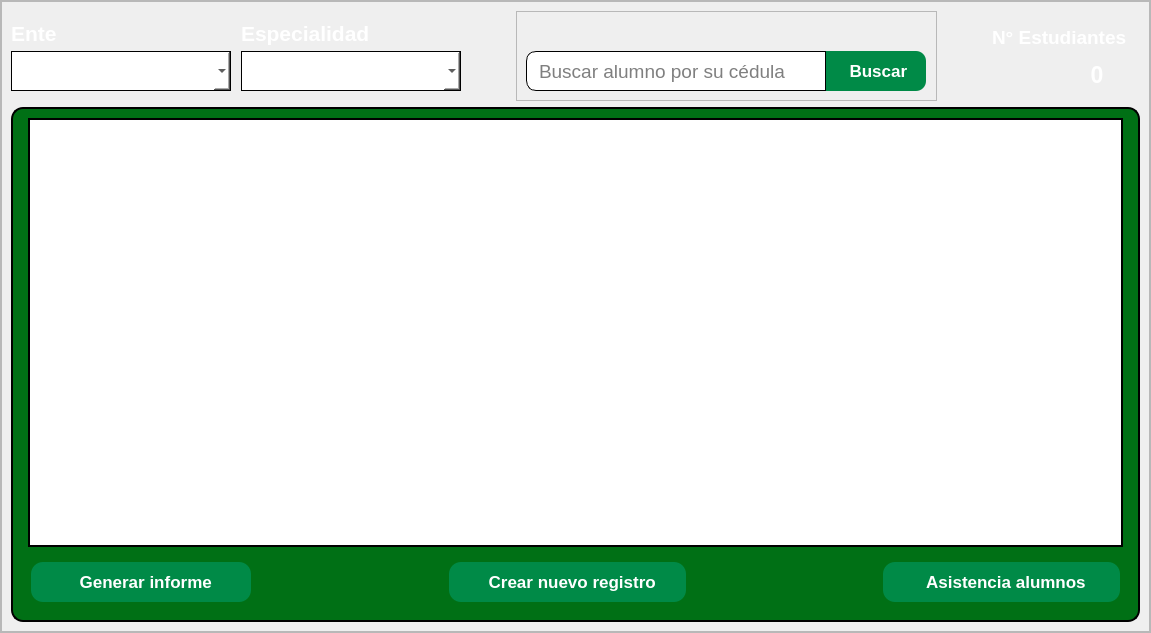
Old version of the form recursos_graficos_y_logicos/elementos_graficos_ui/pantalla_de_vista_general_de_alumnos.ui in the repository Enmanuel-86/TELA-APP.
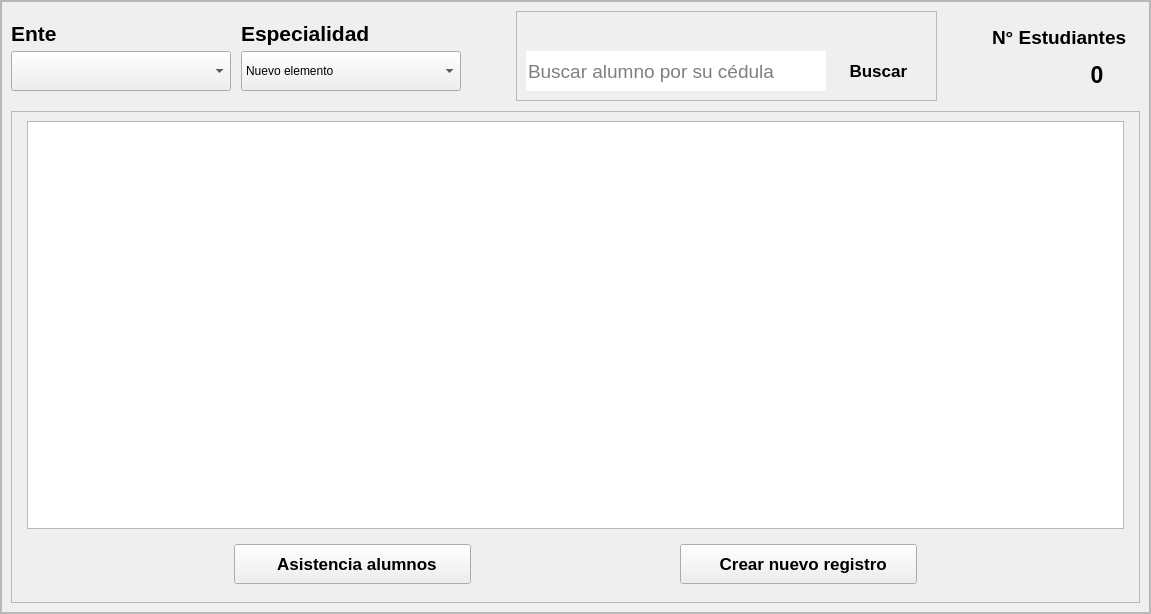
New version of the form. Icons and pictures are not drawn.

Commit message: Pantalla preparadas para tomar los estilos

Patch:
```diff
--- a/recursos_graficos_y_logicos/elementos_graficos_ui/pantalla_de_vista_general_de_alumnos.ui
+++ b/recursos_graficos_y_logicos/elementos_graficos_ui/pantalla_de_vista_general_de_alumnos.ui
@@ -7,12 +7,15 @@
     <x>0</x>
     <y>0</y>
     <width>1151</width>
-    <height>633</height>
+    <height>614</height>
    </rect>
   </property>
   <property name="windowTitle">
    <string>Form</string>
   </property>
+  <property name="styleSheet">
+   <string notr="true"/>
+  </property>
   <layout class="QVBoxLayout" name="verticalLayout_3">
    <property name="spacing">
     <number>0</number>
@@ -40,7 +43,7 @@
         <x>0</x>
         <y>0</y>
         <width>1149</width>
-        <height>631</height>
+        <height>612</height>
        </rect>
       </property>
       <layout class="QVBoxLayout" name="verticalLayout_5">
@@ -62,11 +65,7 @@
        <item>
         <widget class="QFrame" name="espacio_principal">
          <property name="styleSheet">
-          <string notr="true">QFrame{
-	    background: qlineargradient(
-        x1:0, y1:0, x2:1, y2:1,
-        stop:0 #3fea87, stop:1 #00770e)
-}</string>
+          <string notr="true"/>
          </property>
          <property name="frameShape">
           <enum>QFrame::StyledPanel</enum>
@@ -74,7 +73,13 @@
          <property name="frameShadow">
           <enum>QFrame::Raised</enum>
          </property>
+         <property name="tipo" stdset="0">
+          <string>espacio_principal</string>
+         </property>
          <layout class="QVBoxLayout" name="verticalLayout_4">
+          <property name="spacing">
+           <number>10</number>
+          </property>
           <item>
            <widget class="QFrame" name="espacio_superior">
             <property name="maximumSize">
@@ -84,7 +89,10 @@
              </size>
             </property>
             <property name="styleSheet">
-             <string notr="true">background:none;</string>
+             <string notr="true"/>
+            </property>
+            <property name="tipo" stdset="0">
+             <string>espacio_form</string>
             </property>
             <layout class="QHBoxLayout" name="horizontalLayout">
              <property name="spacing">
@@ -129,7 +137,7 @@
                 </size>
                </property>
                <property name="styleSheet">
-                <string notr="true">background:none;</string>
+                <string notr="true"/>
                </property>
                <property name="frameShadow">
                 <enum>QFrame::Plain</enum>
@@ -170,14 +178,14 @@
                  </font>
                 </property>
                 <property name="styleSheet">
-                 <string notr="true">QLabel{
-	
-	color: rgb(255, 255, 255);
-}</string>
+                 <string notr="true"/>
                 </property>
                 <property name="text">
                  <string>Especialidad</string>
                 </property>
+                <property name="tipo" stdset="0">
+                 <string>titulo_qlineedit</string>
+                </property>
                </widget>
                <widget class="QComboBox" name="boton_especialidades">
                 <property name="geometry">
@@ -207,64 +215,16 @@
                  </size>
                 </property>
                 <property name="styleSheet">
-                 <string notr="true">QComboBox{
-
-	font: 75 12pt &quot;Arial&quot;;
-	padding-left:15px;
-background:white;
-	border:1px solid black;
-}
-
-QComboBox:focus {
-    border: 2px solid #0078d7;   /* Borde azul cuando está en foco */
-    background-color: #e0f7ff;   /* Fondo azul claro */
-}
-
-QComboBox:focus {
-    border: 2px solid #0078d7;   /* Borde azul cuando está en foco */
-    background-color: #e0f7ff;   /* Fondo azul claro */
-}
-
-
-
-
-QComboBox QAbstractItemView {
-    border: 1px solid #ccc;
-    background-color: white;
-    color: #333;
-    padding: 5px;  /* Margen interno de la lista */
-    spacing: 10px; /* Espaciado entre los elementos (algunas versiones de Qt lo admiten) */
-}
-
-QComboBox QAbstractItemView::item {
-    padding: 8px; /* Espaciado interno de cada elemento */
-    margin: 4px; /* Separación entre los elementos */
-}
-
-QComboBox QAbstractItemView::item:hover {
-    background-color: #c5c1c1;
-    color: white;
-}
-
-QComboBox:disabled {
-        background-color:rgb(189, 189, 189);
-        color: #808080;
-        border: 1px solid rgb(127, 127, 127);
-    }
-
-
-
-
-</string>
+                 <string notr="true"/>
                 </property>
                 <property name="editable">
                  <bool>false</bool>
                 </property>
                 <property name="currentText">
-                 <string/>
+                 <string>Nuevo elemento</string>
                 </property>
                 <property name="currentIndex">
-                 <number>-1</number>
+                 <number>0</number>
                 </property>
                 <property name="insertPolicy">
                  <enum>QComboBox::NoInsert</enum>
@@ -278,6 +238,26 @@
                 <property name="placeholderText">
                  <string/>
                 </property>
+                <item>
+                 <property name="text">
+                  <string>Nuevo elemento</string>
+                 </property>
+                </item>
+                <item>
+                 <property name="text">
+                  <string>Nuevo elemento</string>
+                 </property>
+                </item>
+                <item>
+                 <property name="text">
+                  <string>Nuevo elemento</string>
+                 </property>
+                </item>
+                <item>
+                 <property name="text">
+                  <string>Nuevo elemento</string>
+                 </property>
+                </item>
                </widget>
                <widget class="QComboBox" name="boton_entidades">
                 <property name="geometry">
@@ -307,48 +287,7 @@
                  </size>
                 </property>
                 <property name="styleSheet">
-                 <string notr="true">QComboBox{
-
-	font: 75 12pt &quot;Arial&quot;;
-	padding-left:15px;
-	background:white;
-	border:1px solid black;
-}
-
-QComboBox:focus {
-    border: 2px solid #0078d7;   /* Borde azul cuando está en foco */
-    background-color: #e0f7ff;   /* Fondo azul claro */
-}
-
-QComboBox:focus {
-    border: 2px solid #0078d7;   /* Borde azul cuando está en foco */
-    background-color: #e0f7ff;   /* Fondo azul claro */
-}
-
-
-
-
-QComboBox QAbstractItemView {
-    border: 1px solid #ccc;
-    background-color: white;
-    color: #333;
-    padding: 5px;  /* Margen interno de la lista */
-    spacing: 10px; /* Espaciado entre los elementos (algunas versiones de Qt lo admiten) */
-}
-
-QComboBox QAbstractItemView::item {
-    padding: 8px; /* Espaciado interno de cada elemento */
-    margin: 4px; /* Separación entre los elementos */
-}
-
-QComboBox QAbstractItemView::item:hover {
-    background-color: #c5c1c1;
-    color: white;
-}
-
-
-
-</string>
+                 <string notr="true"/>
                 </property>
                 <property name="editable">
                  <bool>false</bool>
@@ -408,14 +347,14 @@
                  </font>
                 </property>
                 <property name="styleSheet">
-                 <string notr="true">QLabel{
-	
-	color: rgb(255, 255, 255);
-}</string>
+                 <string notr="true"/>
                 </property>
                 <property name="text">
                  <string>Ente</string>
                 </property>
+                <property name="tipo" stdset="0">
+                 <string>titulo_qlineedit</string>
+                </property>
                </widget>
               </widget>
              </item>
@@ -453,7 +392,7 @@
                 </size>
                </property>
                <property name="styleSheet">
-                <string notr="true">background:none;</string>
+                <string notr="true"/>
                </property>
                <property name="frameShape">
                 <enum>QFrame::StyledPanel</enum>
@@ -492,26 +431,9 @@
                 </property>
                 <property name="styleSheet">
                  <string notr="true">QLineEdit{
-	
-	background-color: rgb(255, 255, 255);
-	border-top-left-radius:10px;	
-	border-bottom-left-radius:10px;
-	padding-left: 10px;
- padding-right:5px;
-	padding-top:1px;
-	border:1px solid black  ;
-	
-
-}
-
-QLineEdit:focus{
-
-	border: 2px solid rgb(17, 192, 255)
-
-
-
-}
-</string>
+	border-bottom-right-radius:0px;
+	border-top-right-radius:0px;
+}</string>
                 </property>
                 <property name="alignment">
                  <set>Qt::AlignLeading|Qt::AlignLeft|Qt::AlignVCenter</set>
@@ -560,21 +482,8 @@
                 </property>
                 <property name="styleSheet">
                  <string notr="true">QPushButton{
-
-	background-color: #008a47;
-
-	color: rgb(255, 255, 255);
-	
-	border-top-right-radius:10px;	
-	border-bottom-right-radius:10px;
-
-}
-
-QPushButton:hover{
-
-	
-	background-color: rgb(0, 56, 10);
-
+	border-bottom-left-radius:0px;
+	border-top-left-radius:0px;
 }</string>
                 </property>
                 <property name="text">
@@ -627,29 +536,29 @@
                 </size>
                </property>
                <property name="styleSheet">
-                <string notr="true">background:transparent;</string>
+                <string notr="true"/>
                </property>
                <layout class="QGridLayout" name="gridLayout">
                 <item row="1" column="0" alignment="Qt::AlignHCenter">
                  <widget class="QLabel" name="imagen_contador">
-                  <property name="maximumSize">
+                  <property name="minimumSize">
                    <size>
                     <width>40</width>
-                    <height>40</height>
+                    <height>0</height>
                    </size>
                   </property>
                   <property name="styleSheet">
-                   <string notr="true">color: rgb(255, 255, 255);</string>
+                   <string notr="true"/>
                   </property>
                   <property name="text">
                    <string/>
                   </property>
-                  <property name="pixmap">
-                   <pixmap>../recursos_de_imagenes/iconos_de_interfaz/icono_de_usuario.png</pixmap>
-                  </property>
                   <property name="scaledContents">
                    <bool>true</bool>
                   </property>
+                  <property name="indent">
+                   <number>0</number>
+                  </property>
                  </widget>
                 </item>
                 <item row="0" column="0" colspan="2" alignment="Qt::AlignHCenter">
@@ -664,18 +573,14 @@
                    </font>
                   </property>
                   <property name="styleSheet">
-                   <string notr="true">QLabel{
-
-	color: rgb(255, 255, 255);
-	
-	
-
-
-}</string>
+                   <string notr="true"/>
                   </property>
                   <property name="text">
                    <string>N° Estudiantes</string>
                   </property>
+                  <property name="tipo" stdset="0">
+                   <string>titulo_qlineedit</string>
+                  </property>
                  </widget>
                 </item>
                 <item row="1" column="1" alignment="Qt::AlignHCenter">
@@ -695,13 +600,7 @@
                    </font>
                   </property>
                   <property name="styleSheet">
-                   <string notr="true">QLabel{
-
-	color: rgb(255, 255, 255);
-	
-	
-
-}</string>
+                   <string notr="true"/>
                   </property>
                   <property name="text">
                    <string>0</string>
@@ -720,12 +619,7 @@
           <item>
            <widget class="QFrame" name="espacio_central">
             <property name="styleSheet">
-             <string notr="true">QFrame{
-
-	background-color: rgb(0, 112, 21);
-	border-radius:12px;
-	border:2px solid black;
-}</string>
+             <string notr="true"/>
             </property>
             <property name="frameShape">
              <enum>QFrame::StyledPanel</enum>
@@ -733,18 +627,14 @@
             <property name="frameShadow">
              <enum>QFrame::Raised</enum>
             </property>
+            <property name="tipo" stdset="0">
+             <string>espacio_form</string>
+            </property>
             <layout class="QGridLayout" name="gridLayout_3">
              <item row="0" column="1">
               <widget class="QTableView" name="tabla_ver_alumnos">
                <property name="styleSheet">
-                <string notr="true">QTableView{
-
-	border-radius:0px;
-	background:white;
-	
-
-
-}</string>
+                <string notr="true"/>
                </property>
                <property name="autoScrollMargin">
                 <number>0</number>
@@ -778,76 +668,9 @@
              <item row="1" column="0" colspan="3">
               <widget class="QFrame" name="espacio_botones">
                <property name="styleSheet">
-                <string notr="true">QFrame{
-
-	border:none;
-
-}</string>
+                <string notr="true"/>
                </property>
                <layout class="QHBoxLayout" name="horizontalLayout_3">
-                <item>
-                 <widget class="QPushButton" name="boton_generar_informe">
-                  <property name="sizePolicy">
-                   <sizepolicy hsizetype="Fixed" vsizetype="Fixed">
-                    <horstretch>0</horstretch>
-                    <verstretch>0</verstretch>
-                   </sizepolicy>
-                  </property>
-                  <property name="minimumSize">
-                   <size>
-                    <width>220</width>
-                    <height>40</height>
-                   </size>
-                  </property>
-                  <property name="maximumSize">
-                   <size>
-                    <width>250</width>
-                    <height>400</height>
-                   </size>
-                  </property>
-                  <property name="font">
-                   <font>
-                    <family>Arial</family>
-                    <pointsize>13</pointsize>
-                    <weight>75</weight>
-                    <bold>true</bold>
-                   </font>
-                  </property>
-                  <property name="cursor">
-                   <cursorShape>PointingHandCursor</cursorShape>
-                  </property>
-                  <property name="styleSheet">
-                   <string notr="true">QPushButton{
-
-	background-color: #008a47;
-
-	color: rgb(255, 255, 255);
-	border-radius:12px;
-
-}
-
-QPushButton:hover{
-
-	
-	background-color: rgb(0, 56, 10);
-
-}</string>
-                  </property>
-                  <property name="text">
-                   <string>  Generar informe</string>
-                  </property>
-                  <property name="icon">
-                   <iconset>
-                    <normaloff>../recursos_de_imagenes/iconos_de_interfaz/generar_informe.png</normaloff>../recursos_de_imagenes/iconos_de_interfaz/generar_informe.png</iconset>
-                  </property>
-                  <property name="iconSize">
-                   <size>
-                    <width>26</width>
-                    <height>26</height>
-                   </size>
-                  </property>
-                 </widget>
-                </item>
                 <item>
                  <spacer name="horizontalSpacer">
                   <property name="orientation">
@@ -861,82 +684,6 @@
                   </property>
                  </spacer>
                 </item>
-                <item>
-                 <widget class="QPushButton" name="boton_crear_nuevo_registro">
-                  <property name="sizePolicy">
-                   <sizepolicy hsizetype="Fixed" vsizetype="Fixed">
-                    <horstretch>0</horstretch>
-                    <verstretch>0</verstretch>
-                   </sizepolicy>
-                  </property>
-                  <property name="minimumSize">
-                   <size>
-                    <width>237</width>
-                    <height>40</height>
-                   </size>
-                  </property>
-                  <property name="maximumSize">
-                   <size>
-                    <width>250</width>
-                    <height>400</height>
-                   </size>
-                  </property>
-                  <property name="font">
-                   <font>
-                    <family>Arial</family>
-                    <pointsize>13</pointsize>
-                    <weight>75</weight>
-                    <bold>true</bold>
-                   </font>
-                  </property>
-                  <property name="cursor">
-                   <cursorShape>PointingHandCursor</cursorShape>
-                  </property>
-                  <property name="styleSheet">
-                   <string notr="true">QPushButton{
-
-	background-color: #008a47;
-
-	color: rgb(255, 255, 255);
-	border-radius:12px;
-
-}
-
-QPushButton:hover{
-
-	
-	background-color: rgb(0, 56, 10);
-
-}</string>
-                  </property>
-                  <property name="text">
-                   <string>  Crear nuevo registro</string>
-                  </property>
-                  <property name="icon">
-                   <iconset>
-                    <normaloff>../recursos_de_imagenes/iconos_de_interfaz/nuevo_registro.png</normaloff>../recursos_de_imagenes/iconos_de_interfaz/nuevo_registro.png</iconset>
-                  </property>
-                  <property name="iconSize">
-                   <size>
-                    <width>26</width>
-                    <height>26</height>
-                   </size>
-                  </property>
-                 </widget>
-                </item>
-                <item>
-                 <spacer name="horizontalSpacer_2">
-                  <property name="orientation">
-                   <enum>Qt::Horizontal</enum>
-                  </property>
-                  <property name="sizeHint" stdset="0">
-                   <size>
-                    <width>182</width>
-                    <height>20</height>
-                   </size>
-                  </property>
-                 </spacer>
-                </item>
                 <item>
                  <widget class="QPushButton" name="boton_asistencia_alumnos">
                   <property name="sizePolicy">
@@ -969,28 +716,14 @@
                    <cursorShape>PointingHandCursor</cursorShape>
                   </property>
                   <property name="styleSheet">
-                   <string notr="true">QPushButton{
-
-	background-color: #008a47;
-
-	color: rgb(255, 255, 255);
-	border-radius:12px;
-
-}
-
-QPushButton:hover{
-
-	
-	background-color: rgb(0, 56, 10);
-
-}</string>
+                   <string notr="true"/>
                   </property>
                   <property name="text">
                    <string>  Asistencia alumnos</string>
                   </property>
                   <property name="icon">
-                   <iconset>
-                    <normaloff>../recursos_de_imagenes/iconos_de_interfaz/control_de_llegada.png</normaloff>../recursos_de_imagenes/iconos_de_interfaz/control_de_llegada.png</iconset>
+                   <iconset resource="../recursos_de_imagenes/recursos_de_imagenes_tela_app.qrc">
+                    <normaloff>:/iconos/iconos_de_interfaz/clock-3-white.png</normaloff>:/iconos/iconos_de_interfaz/clock-3-white.png</iconset>
                   </property>
                   <property name="iconSize">
                    <size>
@@ -1000,6 +733,81 @@
                   </property>
                  </widget>
                 </item>
+                <item>
+                 <spacer name="horizontalSpacer_2">
+                  <property name="orientation">
+                   <enum>Qt::Horizontal</enum>
+                  </property>
+                  <property name="sizeHint" stdset="0">
+                   <size>
+                    <width>182</width>
+                    <height>20</height>
+                   </size>
+                  </property>
+                 </spacer>
+                </item>
+                <item>
+                 <widget class="QPushButton" name="boton_crear_nuevo_registro">
+                  <property name="sizePolicy">
+                   <sizepolicy hsizetype="Fixed" vsizetype="Fixed">
+                    <horstretch>0</horstretch>
+                    <verstretch>0</verstretch>
+                   </sizepolicy>
+                  </property>
+                  <property name="minimumSize">
+                   <size>
+                    <width>237</width>
+                    <height>40</height>
+                   </size>
+                  </property>
+                  <property name="maximumSize">
+                   <size>
+                    <width>250</width>
+                    <height>400</height>
+                   </size>
+                  </property>
+                  <property name="font">
+                   <font>
+                    <family>Arial</family>
+                    <pointsize>13</pointsize>
+                    <weight>75</weight>
+                    <bold>true</bold>
+                   </font>
+                  </property>
+                  <property name="cursor">
+                   <cursorShape>PointingHandCursor</cursorShape>
+                  </property>
+                  <property name="styleSheet">
+                   <string notr="true"/>
+                  </property>
+                  <property name="text">
+                   <string>  Crear nuevo registro</string>
+                  </property>
+                  <property name="icon">
+                   <iconset resource="../recursos_de_imagenes/recursos_de_imagenes_tela_app.qrc">
+                    <normaloff>:/iconos/iconos_de_interfaz/user-round-plus-white.png</normaloff>:/iconos/iconos_de_interfaz/user-round-plus-white.png</iconset>
+                  </property>
+                  <property name="iconSize">
+                   <size>
+                    <width>26</width>
+                    <height>26</height>
+                   </size>
+                  </property>
+                 </widget>
+                </item>
+                <item>
+                 <spacer name="horizontalSpacer_5">
+                  <property name="orientation">
+                   <enum>Qt::Horizontal</enum>
+                  </property>
+                  <property name="sizeHint" stdset="0">
+                   <size>
+                    <width>182</width>
+                    <height>20</height>
+                   </size>
+                  </property>
+                 </spacer>
+                </item>
                </layout>
               </widget>
              </item>
```
Left out of the diff: 4 changed lines with no effect on the pictures. The commit also changes 5 other files.
